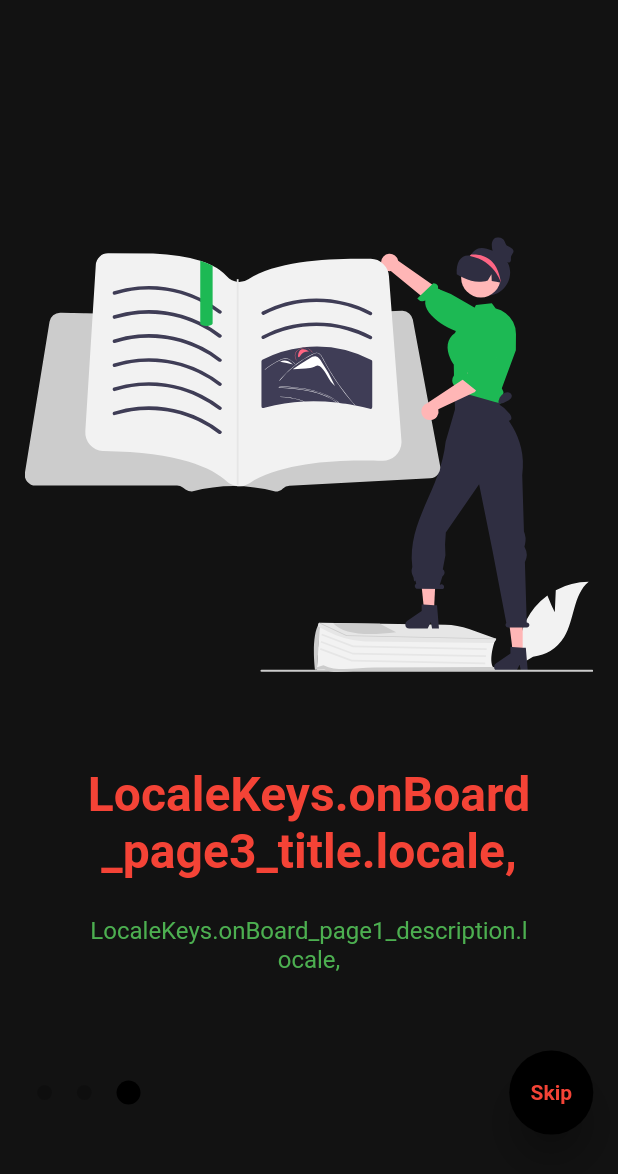
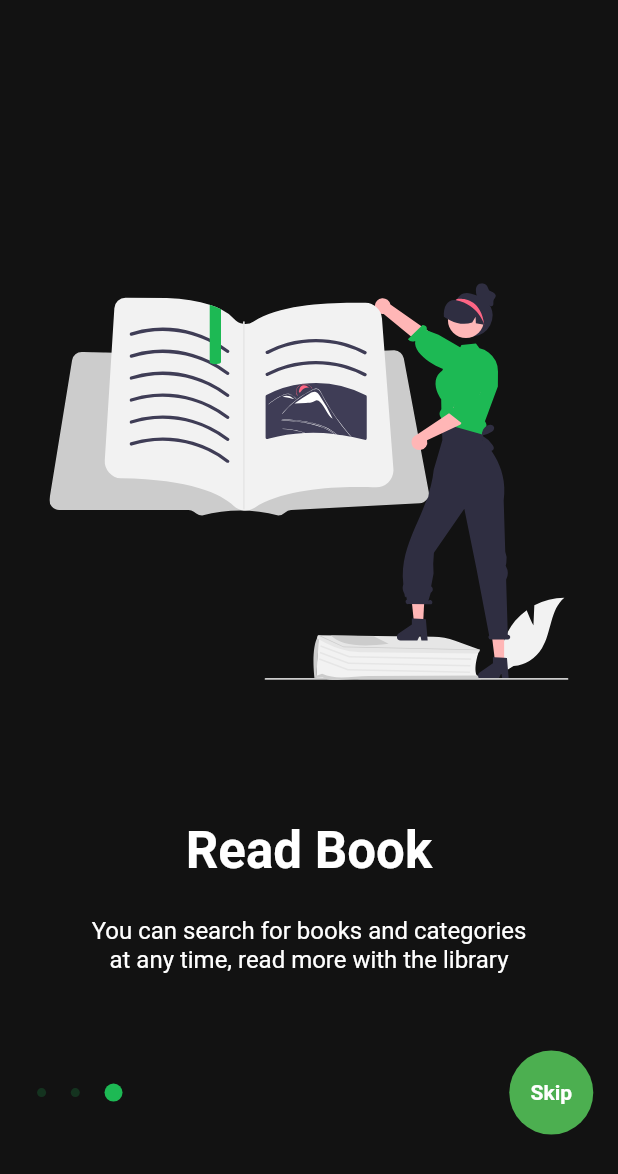
Before and after one commit to furkanagess/book_app, a Flutter app: the screen it shows after launch, swiped to page 3, on a phone screen of 412 x 824 dp. Shown: the top 1174 px of the screen. Run offline on Flutter 3.47's test engine with Material 2 defaults, Android fonts, the phone set to English and light mode, and no system bars; drawn by our look-alikes of auto_size_text; our stand-ins replace flutter_mobx, flutter_svg, mobx; generated files the repository leaves out were written again.

Commit message:
general fixes

```diff
--- a/lib/feature/favorite/view/favorite_view.dart
+++ b/lib/feature/favorite/view/favorite_view.dart
@@ -65,11 +65,11 @@ class FavoriteBooksView extends StatelessWidget {
                                 flex: 3,
                                 child: scrollableText(book, context),
                               ),
+                              SizedBox(height: context.dynamicHeight(0.01)),
                               Expanded(
                                 flex: 2,
                                 child: deleteButton(favoriteBooks, book),
                               ),
-                              SizedBox(height: context.dynamicHeight(0.01)),
                             ],
                           ),
                         ),
--- a/lib/feature/home/view/book_home_view.dart
+++ b/lib/feature/home/view/book_home_view.dart
@@ -126,6 +126,7 @@ class _BookHomeViewState extends State<BookHomeView> {
 
   AppBar _buildAppBar() {
     return AppBar(
+      automaticallyImplyLeading: false,
       backgroundColor: Colors.transparent,
       elevation: 0,
       centerTitle: true,
--- a/lib/feature/onboard/view/onboard_view.dart
+++ b/lib/feature/onboard/view/onboard_view.dart
@@ -1,5 +1,5 @@
 import 'package:auto_size_text/auto_size_text.dart';
-import 'package:book_app/feature/home/view/book_home_view.dart';
+import 'package:book_app/feature/main/main_page.dart';
 import 'package:book_app/product/base/base_view.dart';
 import 'package:book_app/product/constants/app_colors.dart';
 import 'package:book_app/product/extensions/context_extension.dart';
@@ -90,20 +90,20 @@ class OnboardView extends StatelessWidget {
 
   FloatingActionButton buildSkipButton(BuildContext context, OnboardViewModel viewModel) {
     return FloatingActionButton(
-      elevation: 10,
-      backgroundColor: Colors.black,
+      elevation: 0,
+      backgroundColor: Colors.green,
       child: Text(
         "Skip",
         style: context.textTheme.bodyMedium?.copyWith(
           fontWeight: FontWeight.bold,
-          color: Colors.red,
+          color: Colors.white,
         ),
       ),
       onPressed: () {
         Navigator.push(
             context,
             MaterialPageRoute(
-              builder: (context) => BookHomeView(),
+              builder: (context) => const MainPage(),
             ));
       },
     );
@@ -114,7 +114,10 @@ class OnboardView extends StatelessWidget {
       children: [
         Expanded(
           flex: 7,
-          child: buildSVGPicture(model.imagePath),
+          child: Padding(
+            padding: context.paddingNormalHorizontal,
+            child: buildSVGPicture(model.imagePath),
+          ),
         ),
         buildColumnDescription(context, model),
       ],
@@ -132,7 +135,7 @@ class OnboardView extends StatelessWidget {
             model.title,
             style: context.textTheme.headlineMedium?.copyWith(
               fontWeight: FontWeight.bold,
-              color: Colors.red,
+              color: Colors.white,
             ),
           ),
           SizedBox(height: context.height * 0.03),
@@ -140,7 +143,7 @@ class OnboardView extends StatelessWidget {
             textAlign: TextAlign.center,
             maxLines: 4,
             model.description,
-            style: context.textTheme.titleMedium?.copyWith(fontWeight: FontWeight.w400, color: Colors.green),
+            style: context.textTheme.titleMedium?.copyWith(fontWeight: FontWeight.w400, color: Colors.white),
           ),
         ],
       ),
--- a/lib/feature/onboard/viewModel/onboard_view_model.dart
+++ b/lib/feature/onboard/viewModel/onboard_view_model.dart
@@ -1,6 +1,6 @@
 // ignore_for_file: library_private_types_in_public_api
 
-import 'package:book_app/feature/home/view/book_home_view.dart';
+import 'package:book_app/feature/main/main_page.dart';
 import 'package:book_app/product/base/base_view_model.dart';
 import 'package:book_app/product/constants/svg_constants.dart';
 import 'package:flutter/material.dart';
@@ -30,18 +30,18 @@ abstract class _OnboardViewModelBase with Store, BaseViewModel {
     onBoardPages.addAll(
       [
         OnBoardModel(
-          title: "LocaleKeys.onBoard_page3_title.locale,",
-          description: "LocaleKeys.onBoard_page1_description.locale,",
-          imagePath: SVGConstants.instance.bookCategory,
+          title: "Find Easily",
+          description: "Search and find the books that appeal to you the most among thousands of books",
+          imagePath: SVGConstants.instance.book,
         ),
         OnBoardModel(
-          title: "LocaleKeys.onBoard_page3_title.locale,",
-          description: "LocaleKeys.onBoard_page1_description.locale,",
+          title: "Add to Library",
+          description: "Add your favorite books to your library with one click to find them easier another time",
           imagePath: SVGConstants.instance.bookFavorite,
         ),
         OnBoardModel(
-          title: "LocaleKeys.onBoard_page3_title.locale,",
-          description: "LocaleKeys.onBoard_page1_description.locale,",
+          title: "Read Book",
+          description: "You can search for books and categories at any time, read more with the library",
           imagePath: SVGConstants.instance.bookLover,
         ),
       ],
@@ -52,7 +52,7 @@ abstract class _OnboardViewModelBase with Store, BaseViewModel {
     Navigator.push(
         context as BuildContext,
         MaterialPageRoute(
-          builder: (context) => const BookHomeView(),
+          builder: (context) => const MainPage(),
         ));
   }
 }
--- a/lib/main.dart
+++ b/lib/main.dart
@@ -1,5 +1,4 @@
 import 'package:book_app/feature/category/viewModel/category_view_model.dart';
-import 'package:book_app/feature/main/main_page.dart';
 import 'package:book_app/feature/favorite/provider/favorite_provider.dart';
 import 'package:book_app/feature/onboard/view/onboard_view.dart';
 import 'package:book_app/feature/search/viewModel/book_search_view_model.dart';
--- a/lib/product/constants/svg_constants.dart
+++ b/lib/product/constants/svg_constants.dart
@@ -9,4 +9,6 @@ class SVGConstants {
   String get bookCategory => toSVG("book_category");
   String get bookFavorite => toSVG("book_favorite");
   String get bookLover => toSVG("book_lover");
+  String get bookRead => toSVG("book_read");
+  String get book => toSVG("books");
 }
--- a/lib/product/widgets/avatar/onboad_circle.dart
+++ b/lib/product/widgets/avatar/onboad_circle.dart
@@ -1,3 +1,4 @@
+import 'package:book_app/product/constants/app_colors.dart';
 import 'package:book_app/product/extensions/context_extension.dart';
 import 'package:flutter/material.dart';
 
@@ -10,8 +11,8 @@ class OnBoardCircle extends StatelessWidget {
     return Padding(
       padding: context.paddingLow,
       child: CircleAvatar(
-        backgroundColor: Colors.black.withOpacity(isSelected ? 1 : 0.2),
-        radius: isSelected ? 8 : 5,
+        backgroundColor: AppColors().green.withOpacity(isSelected ? 1 : 0.2),
+        radius: isSelected ? 6 : 3,
       ),
     );
   }
```
Also changed, not shown: assets/svg/book_read.svg (added), assets/svg/books.svg (added).
